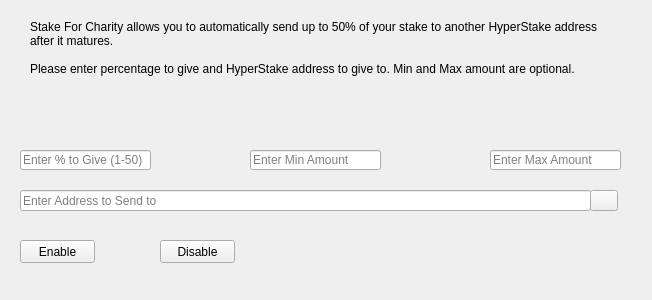
Qt form src/qt/forms/charitydialog.ui (davidlatapie/HyperStake) before a commit.
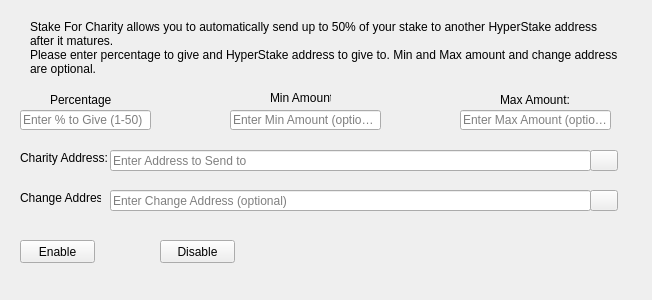
The same form after that commit. Icons and pictures are not drawn.

Commit message: Add Custom Change Address to S4C

```diff
--- a/src/qt/forms/charitydialog.ui
+++ b/src/qt/forms/charitydialog.ui
@@ -20,7 +20,7 @@
    <property name="geometry">
     <rect>
      <x>20</x>
-     <y>150</y>
+     <y>110</y>
      <width>131</width>
      <height>20</height>
     </rect>
@@ -35,9 +35,9 @@
   <widget class="QLineEdit" name="charityAddressEdit">
    <property name="geometry">
     <rect>
-     <x>20</x>
-     <y>190</y>
-     <width>571</width>
+     <x>110</x>
+     <y>150</y>
+     <width>481</width>
      <height>21</height>
     </rect>
    </property>
@@ -54,7 +54,7 @@
      <x>30</x>
      <y>20</y>
      <width>591</width>
-     <height>81</height>
+     <height>61</height>
     </rect>
    </property>
    <property name="lineWidth">
@@ -62,8 +62,7 @@
    </property>
    <property name="text">
     <string>Stake For Charity allows you to automatically send up to 50% of your stake to another HyperStake address after it matures.
-
-Please enter percentage to give and HyperStake address to give to. Min and Max amount are optional.</string>
+Please enter percentage to give and HyperStake address to give to. Min and Max amount and change address are optional.</string>
    </property>
    <property name="alignment">
     <set>Qt::AlignLeading|Qt::AlignLeft|Qt::AlignTop</set>
@@ -75,9 +74,9 @@
   <widget class="QLineEdit" name="charityMinEdit">
    <property name="geometry">
     <rect>
-     <x>250</x>
-     <y>150</y>
-     <width>131</width>
+     <x>230</x>
+     <y>110</y>
+     <width>151</width>
      <height>20</height>
     </rect>
    </property>
@@ -85,15 +84,15 @@
     <string>Enter whole numbers</string>
    </property>
    <property name="placeholderText">
-    <string>Enter Min Amount</string>
+    <string>Enter Min Amount (optional)</string>
    </property>
   </widget>
   <widget class="QLineEdit" name="charityMaxEdit">
    <property name="geometry">
     <rect>
-     <x>490</x>
-     <y>150</y>
-     <width>131</width>
+     <x>460</x>
+     <y>110</y>
+     <width>151</width>
      <height>20</height>
     </rect>
    </property>
@@ -104,7 +103,7 @@
     <string/>
    </property>
    <property name="placeholderText">
-    <string>Enter Max Amount</string>
+    <string>Enter Max Amount (optional)</string>
    </property>
   </widget>
   <widget class="QLabel" name="message">
@@ -156,7 +155,49 @@
    <property name="geometry">
     <rect>
      <x>590</x>
+     <y>150</y>
+     <width>28</width>
+     <height>21</height>
+    </rect>
+   </property>
+   <property name="toolTip">
+    <string>Choose an address from the address book</string>
+   </property>
+   <property name="text">
+    <string/>
+   </property>
+   <property name="icon">
+    <iconset resource="../bitcoin.qrc">
+     <normaloff>:/icons/address-book</normaloff>:/icons/address-book</iconset>
+   </property>
+   <property name="shortcut">
+    <string>Alt+A</string>
+   </property>
+   <property name="autoDefault">
+    <bool>false</bool>
+   </property>
+  </widget>
+  <widget class="QLineEdit" name="charityChangeAddressEdit">
+   <property name="geometry">
+    <rect>
+     <x>110</x>
      <y>190</y>
+     <width>481</width>
+     <height>21</height>
+    </rect>
+   </property>
+   <property name="toolTip">
+    <string>Change address must be owned by you</string>
+   </property>
+   <property name="placeholderText">
+    <string>Enter Change Address (optional)</string>
+   </property>
+  </widget>
+  <widget class="QPushButton" name="changeAddressBookButton">
+   <property name="geometry">
+    <rect>
+     <x>590</x>
+     <y>190</y>
      <width>28</width>
      <height>21</height>
     </rect>
@@ -178,6 +219,86 @@
     <bool>false</bool>
    </property>
   </widget>
+  <widget class="QLabel" name="label">
+   <property name="geometry">
+    <rect>
+     <x>50</x>
+     <y>90</y>
+     <width>61</width>
+     <height>20</height>
+    </rect>
+   </property>
+   <property name="toolTip">
+    <string>Percentage of stake to send</string>
+   </property>
+   <property name="text">
+    <string>Percentage:</string>
+   </property>
+  </widget>
+  <widget class="QLabel" name="label_3">
+   <property name="geometry">
+    <rect>
+     <x>270</x>
+     <y>90</y>
+     <width>61</width>
+     <height>16</height>
+    </rect>
+   </property>
+   <property name="toolTip">
+    <string>Min amount to send</string>
+   </property>
+   <property name="text">
+    <string>Min Amount:</string>
+   </property>
+  </widget>
+  <widget class="QLabel" name="label_4">
+   <property name="geometry">
+    <rect>
+     <x>500</x>
+     <y>90</y>
+     <width>71</width>
+     <height>20</height>
+    </rect>
+   </property>
+   <property name="toolTip">
+    <string>Max amount to send</string>
+   </property>
+   <property name="text">
+    <string>Max Amount:</string>
+   </property>
+  </widget>
+  <widget class="QLabel" name="label_5">
+   <property name="geometry">
+    <rect>
+     <x>20</x>
+     <y>150</y>
+     <width>91</width>
+     <height>16</height>
+    </rect>
+   </property>
+   <property name="toolTip">
+    <string>Address to send portion of stake to</string>
+   </property>
+   <property name="text">
+    <string>Charity Address:</string>
+   </property>
+  </widget>
+  <widget class="QLabel" name="label_6">
+   <property name="geometry">
+    <rect>
+     <x>20</x>
+     <y>190</y>
+     <width>81</width>
+     <height>16</height>
+    </rect>
+   </property>
+   <property name="toolTip">
+    <string>The amount left over returned to you</string>
+   </property>
+   <property name="text">
+    <string>Change Address:</string>
+   </property>
+  </widget>
  </widget>
  <resources>
   <include location="../bitcoin.qrc"/>
```
Left out of the diff: 7 changed lines with no effect on the pictures. The commit also changes 11 other files.
